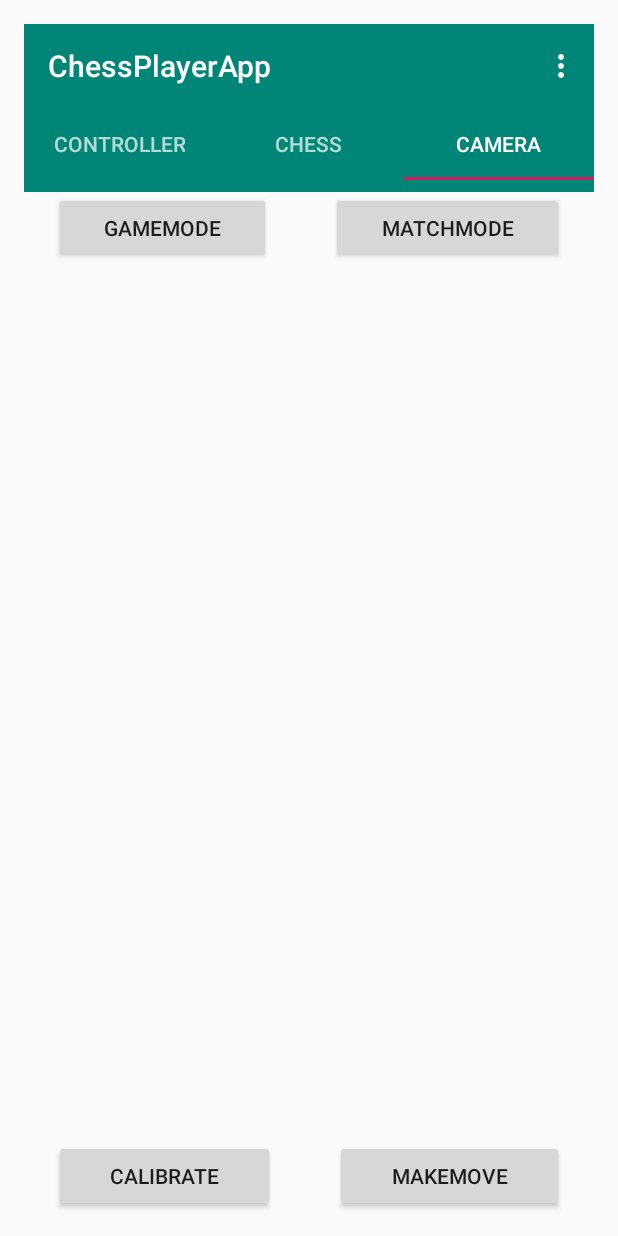
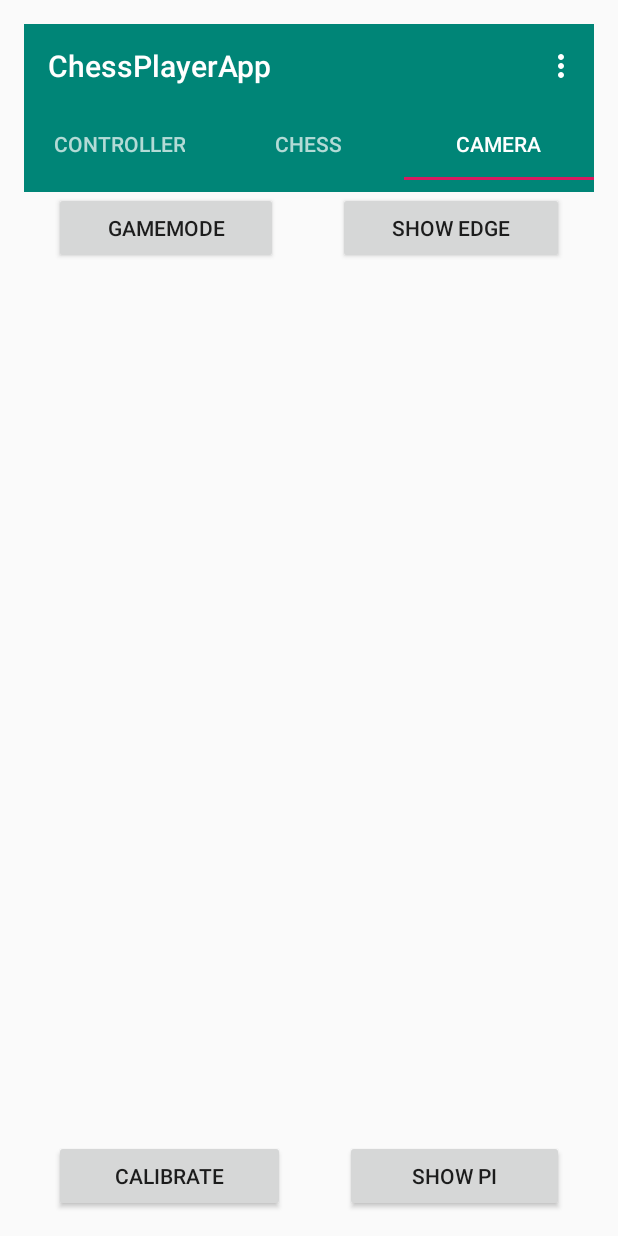
Before and after one commit to wyh5625/ChessboticApp, an Android app: the screen it shows after launch (RobotArmControllerActivity), tab 3 chosen, on a phone screen of 412 x 824 dp. Run offline under Robolectric (Android 15) with nearby library versions, the light colour scheme and no system bars; libraries missing offline, so code that uses them is left out: org.opencv.android, org.opencv.core, org.opencv.imgproc; 3 statements that could not run were skipped.

Commit message:
workable version I

```diff
--- a/app/src/main/java/com/example/ChessPlayerApp/BLE/BluetoothLeService.java
+++ b/app/src/main/java/com/example/ChessPlayerApp/BLE/BluetoothLeService.java
@@ -191,7 +191,7 @@ public class BluetoothLeService extends Service {
     public void startTimerTask(){
         timerTask = new MyTimerTask();
         timer = new Timer(true);
-        timer.scheduleAtFixedRate(timerTask, 0, 300);
+        timer.scheduleAtFixedRate(timerTask, 100, 500);
     }
     public void cancelTimerTask(){
         timer.cancel();
--- a/app/src/main/java/com/example/ChessPlayerApp/robot_arm/Chess/TheEngine.java
+++ b/app/src/main/java/com/example/ChessPlayerApp/robot_arm/Chess/TheEngine.java
@@ -29,7 +29,7 @@ import java.util.Random;
 
 public class TheEngine {
     public static boolean gameStarted = false;
-    static boolean robotArmControl = false;
+    static boolean robotArmControl = true;
     static int wKingNeverMove, wKRNeverMove,wQRNeverMove,
             bKingNeverMove,bKRNeverMove,bQRNeverMove;
     public static boolean whiteTurn, stopNow;
--- a/app/src/main/java/com/example/ChessPlayerApp/robot_arm/Controller/ControllerFragment.java
+++ b/app/src/main/java/com/example/ChessPlayerApp/robot_arm/Controller/ControllerFragment.java
@@ -42,7 +42,7 @@ public class ControllerFragment extends Fragment implements View.OnClickListener
     public static RoboticArm myRoboticArm;
 
     // Distance from chessboard to original point, block size
-    private double dist = 106;
+    private double dist = 110;
     private double block_size = 31;
     private double piece_y = 0;
 
--- a/app/src/main/java/com/example/ChessPlayerApp/robot_arm/Recognition/CameraFragment.java
+++ b/app/src/main/java/com/example/ChessPlayerApp/robot_arm/Recognition/CameraFragment.java
@@ -35,7 +35,6 @@ import androidx.fragment.app.Fragment;
 
 import static com.example.ChessPlayerApp.robot_arm.Chess.ChessFragment.getNextMove;
 import static com.example.ChessPlayerApp.robot_arm.Chess.TheEngine.terminal;
-import static com.example.ChessPlayerApp.robot_arm.Chess.TheEngine.whiteTurn;
 import static com.example.ChessPlayerApp.robot_arm.Chess.TheUserInterface.drawBoardPieces;
 
 
@@ -71,19 +70,24 @@ public class CameraFragment extends Fragment implements  CameraBridgeViewBase.Cv
     Mode ImgProMethod = Mode.HoughLine;
 
     Button caliBtn;
-    Button moveBtn;
+    Button showBtn_PI;
     Button gameModeButton;
-    Button matchModeButton;
+    Button showBtn_Edge;
+
+    boolean showPI = false;
+    boolean showEdge = false;
+    boolean showPCL = false;
 
     boolean calibrated = false;
 
 
-    public static int[][] curr_Intensity_raw = new int[8][8];
-    public static int[][] curr_Edges_raw = new int[8][8];
-    public static int[][] curr_PieceIntensity_raw = new int[8][8];
+    public static int[][] curr_Intensity = new int[8][8];
+
+    public static int[][] curr_Edges = new int[8][8];
+    public static int[][] curr_PI = new int[8][8];
     public static int[][] curr_IntensityDev_raw = new int[8][8];
 
-    public static int[][] last_PieceIntensity_raw = new int[8][8];
+    public static int[][] last_PI = new int[8][8];
 
     public static int[][] last_Intensity = new int[8][8];
     public static int[][] last_Edges = new int[8][8];
@@ -91,8 +95,10 @@ public class CameraFragment extends Fragment implements  CameraBridgeViewBase.Cv
     public static Mat ref_AOI = null;
     public static Mat AOI = null;
 
-    int[][] currIntensities = null;
-    int[][] currEdges = null;
+    public static Match mPointsAndTranf = null;
+
+    //int[][] currIntensities = null;
+
 
 
     // localtion of white piece and black piece
@@ -157,12 +163,15 @@ public class CameraFragment extends Fragment implements  CameraBridgeViewBase.Cv
             }
         });
 
-        matchModeButton = root.findViewById(R.id.btn_2);
-        matchModeButton.setOnClickListener(new View.OnClickListener(){
+        showBtn_Edge = root.findViewById(R.id.btn_2);
+        showBtn_Edge.setOnClickListener(new View.OnClickListener(){
 
             @Override
             public void onClick(View v) {
-                ImgProMethod = Mode.MatchChessBoard;
+                //ImgProMethod = Mode.MatchChessBoard;
+                showPI = false;
+                showEdge = true;
+                showPCL = false;
             }
         });
 
@@ -174,14 +183,17 @@ public class CameraFragment extends Fragment implements  CameraBridgeViewBase.Cv
             // This mode can only be used before game start, otherwise after the board occupied, the calibration gives wrong reference data of empty board.
             @Override
             public void onClick(View v) {
-                if(currEdges != null && currIntensities != null){
-                    copyIntArr(currEdges, last_Edges);
-                    copyIntArr(currIntensities, last_Intensity);
-                    copyIntArr(curr_PieceIntensity_raw, last_PieceIntensity_raw);
-                    ref_AOI = AOI;
+                ImgProMethod = Mode.CalibrateChessBoard;
+                /*
+                if(curr_Edges != null){
+                    //copyIntArr(currEdges, last_Edges);
+                    //copyIntArr(currIntensities, last_Intensity);
+                    //copyIntArr(curr_PI, last_PI);
+                    //ref_AOI = AOI;
 
                     // edited
                     // find the rotate angle, only check when the game is not started yet
+
                     if (!calibrated){
                         calibrated = true;
                         int bottomRow = 0;
@@ -190,12 +202,12 @@ public class CameraFragment extends Fragment implements  CameraBridgeViewBase.Cv
                         int rightColumn = 0;
                         // bottom and top
                         for (int j = 0; j < 8; j ++){
-                            bottomRow += curr_Intensity_raw[6][j] + curr_Intensity_raw[7][j];
-                            topRow += curr_Intensity_raw[0][j] + curr_Intensity_raw[1][j];
+                            bottomRow += curr_Intensity[6][j] + curr_Intensity[7][j];
+                            topRow += curr_Intensity[0][j] + curr_Intensity[1][j];
                         }
                         for (int i = 0; i < 8; i ++){
-                            leftColumn += curr_Intensity_raw[i][0] + curr_Intensity_raw[i][1];
-                            rightColumn += curr_Intensity_raw[i][6] + curr_Intensity_raw[i][7];
+                            leftColumn += curr_Intensity[i][0] + curr_Intensity[i][1];
+                            rightColumn += curr_Intensity[i][6] + curr_Intensity[i][7];
                         }
 
                         int dark = Math.min(Math.min(Math.min(bottomRow, topRow), leftColumn), rightColumn);
@@ -212,37 +224,27 @@ public class CameraFragment extends Fragment implements  CameraBridgeViewBase.Cv
                         //rotateArray(last_Intensity, rotate_angle);
                         //rotateArray(last_Edges, rotate_angle);
                     }
-                    Log.d("CaliAngle", "the rotate angle is: " + rotate_angle);
 
+                    //Log.d("CaliAngle", "the rotate angle is: " + rotate_angle);
                 }
+                */
+
                 lastPcl = new char[8][8];
                 updatePcl(lastPcl, TheEngine.theBoard);
                 //if (TheEngine.gameStarted)
                 printPcl(lastPcl);
 
-
-                /*
-                if(!firstClicked_cali){
-                    firstClicked_cali = true;
-                    ImgProMethod = Mode.CalibrateChessBoard;
-                }else{
-                    // calibrate mode
-                    // Do calibration, only after you see the matchBoard, edges no and intensity are well shown can you click for the second time.
-                    // Boolean Calibrate(Mat currImg)
-                    if (calibrated) {
-                        ImgProMethod = Mode.Normal;
-                        firstClicked_cali = false;
-                    }
-                }
-
-                 */
             }
         });
 
-        moveBtn = root.findViewById(R.id.btn_4);
-        moveBtn.setOnClickListener(new View.OnClickListener() {
+        showBtn_PI = root.findViewById(R.id.btn_4);
+        showBtn_PI.setOnClickListener(new View.OnClickListener() {
             @Override
             public void onClick(View v) {
+                showPI = true;
+                showEdge = false;
+                showPCL = false;
+                /*
                 // if game start, white turn,
                 if (TheEngine.whiteTurn && TheEngine.gameStarted){
                     // check pcl
@@ -257,15 +259,17 @@ public class CameraFragment extends Fragment implements  CameraBridgeViewBase.Cv
                         String query = terminal("myMove,"+myMove);
 
                         copyCharArr(currPcl, lastPcl);
-                        copyIntArr(currEdges, last_Edges);
-                        copyIntArr(currIntensities, last_Intensity);
-                        copyIntArr(curr_PieceIntensity_raw, last_PieceIntensity_raw);
+                        copyIntArr(curr_Edges, last_Edges);
+                        //copyIntArr(currIntensities, last_Intensity);
+                        copyIntArr(curr_PI, last_PI);
 
                         AIWork();
                     }else{
                         Log.d("MyMove", "Not a valid move, please try again.");
                     }
                 }
+
+                 */
             }
         });
 
@@ -369,66 +373,92 @@ public class CameraFragment extends Fragment implements  CameraBridgeViewBase.Cv
         }
     }
 
-    public Mat GameMonitor(Mat src){
-
+    public Mat CalibrateMode(Mat src){
         Mat grayMat = new Mat();
         Imgproc.cvtColor(src, grayMat, Imgproc.COLOR_BGR2GRAY);
+        List<List<Point>> boardPoints = ImageProcessor.ClusterLinesAndIntersection(grayMat);
+        Match pt = ImageProcessor.MatchChessboard(boardPoints);
 
-        // get transformMat and chessboard points
-        List<List<Point>> boardPoints = ImageProcessor.ClusterLinesAndIntersection(grayMat);
-        Match pointsAndTranf = ImageProcessor.MatchChessboard(boardPoints);
-        // get intensifies and edges
-        if (pointsAndTranf.points != null){
-            AOI = ImageProcessor.tranformInterestArea(grayMat, pointsAndTranf.tranf);
-            Mat AOI_color = ImageProcessor.tranformInterestArea(src, pointsAndTranf.tranf);
-            //Mat diff_AOI = AOI;
+        if (pt != null){
+            mPointsAndTranf = pt;
+            src = ImageProcessor.drawPoint(src, mPointsAndTranf.points);
+        }
+
+        if (mPointsAndTranf != null){
+            updateCurrEdgeAndIntensity(src);
+            // store reference edges and intensities
+            copyIntArr(curr_Edges, last_Edges);
+            //copyIntArr(currIntensities, last_Intensity);
+            copyIntArr(curr_PI, last_PI);
+        }
+
+
+        if(!calibrated)
+            calibrated = true;
+
+        return src;
+    }
+
+    public void updateCurrEdgeAndIntensity(Mat src){
+        Mat grayMat = new Mat();
+        Imgproc.cvtColor(src, grayMat, Imgproc.COLOR_BGR2GRAY);
+        AOI = ImageProcessor.tranformInterestArea(grayMat, mPointsAndTranf.tranf);
+        Mat AOI_color = ImageProcessor.tranformInterestArea(src, mPointsAndTranf.tranf);
+        //Mat diff_AOI = AOI;
             /*
             if (ref_AOI != null) {
                 Core.absdiff(AOI, ref_AOI, diff_AOI);
                 diff_AOI = normalize(diff_AOI);
             }
+            */
+        edgeFilter.update(ImageProcessor.getEdges(AOI));
+        intensityFilter.update(ImageProcessor.getIntensity(AOI));
+        pieceIntenFilter.update(ImageProcessor.getPieceIntensity(AOI_color));
+        //intenDevFilter.update(ImageProcessor.getIntensityDev(AOI));
 
-             */
+        curr_Intensity = intensityFilter.getAvg();
+        curr_Edges = edgeFilter.getAvg();
+        curr_PI = pieceIntenFilter.getAvg();
+    }
 
 
-            edgeFilter.update(ImageProcessor.getEdges(AOI));
-            intensityFilter.update(ImageProcessor.getIntensity(AOI));
-            pieceIntenFilter.update(ImageProcessor.getPieceIntensity(AOI_color));
-            intenDevFilter.update(ImageProcessor.getIntensityDev(AOI));
+    public Mat GameMonitor(Mat src){
+
+        showPCL = true;
+
+        // Using the Tranf from calibration
+        if (mPointsAndTranf != null){
+            // get intensifies and edges
+            updateCurrEdgeAndIntensity(src);
+
+            //currIntensities = curr_Intensity;
+                    //rotateArray(curr_Intensity, rotate_angle);
 
 
-
-
-            curr_Intensity_raw = intensityFilter.getAvg();
-            curr_Edges_raw = edgeFilter.getAvg();
-            curr_PieceIntensity_raw = pieceIntenFilter.getAvg();
-            curr_IntensityDev_raw = intenDevFilter.getAvg();
-
-
-
-
-            currIntensities = curr_Intensity_raw;
-                    //rotateArray(curr_Intensity_raw, rotate_angle);
-            currEdges = curr_Edges_raw;
-            //rotateArray(curr_Edges_raw, rotate_angle);
+            //rotateArray(curr_Edges, rotate_angle);
 
             //printPcl(lastPcl);
-            printIntArr(currEdges);
-            printIntArr(currIntensities);
+            printIntArr(curr_Edges);
+            //printIntArr(currIntensities);
 
-            src = ImageProcessor.drawPoint(src, pointsAndTranf.points);
+            src = ImageProcessor.drawPoint(src, mPointsAndTranf.points);
             //AOI = ImageProcessor.Canny2(AOI);
             //AOI.copyTo(src);
             //last_Intensity = intensities;
             //last_Edges = edges;
             if (calibrated){
-                currPcl = ImageProcessor.getPieceColor(currEdges, last_Edges, curr_PieceIntensity_raw, last_PieceIntensity_raw, curr_IntensityDev_raw, lastPcl);
+                currPcl = ImageProcessor.getPieceColor(curr_Edges, last_Edges, curr_PI, last_PI, curr_IntensityDev_raw, lastPcl, curr_Intensity);
                 printPcl(currPcl);
                 // Show currPcl on mat
                 for(int i = 0; i < 8; i ++)
                     for(int j = 0; j < 8; j ++){
-                        Imgproc.putText(src, " "+ currPcl[i][j], pointsAndTranf.points[i+1][j], Core.FONT_HERSHEY_COMPLEX, 0.6, new Scalar(255,255, 255,255), 1);
-                        //Imgproc.putText(src, ""+ currIntensities[i][j], pointsAndTranf.points[i][j+1], Core.FONT_HERSHEY_COMPLEX, 0.6, new Scalar(255,255, 255,255), 1);
+                        if(showPCL)
+                            Imgproc.putText(src, " "+ currPcl[i][j], mPointsAndTranf.points[i+1][j], Core.FONT_HERSHEY_COMPLEX, 0.6, new Scalar(255,255, 255,255), 1);
+                        else if(showPI)
+                            Imgproc.putText(src, " "+ lastPcl[i][j], mPointsAndTranf.points[i+1][j], Core.FONT_HERSHEY_COMPLEX, 0.6, new Scalar(255,255, 255,255), 1);
+                        else if(showEdge)
+                            Imgproc.putText(src, " "+ curr_Intensity[i][j], mPointsAndTranf.points[i+1][j], Core.FONT_HERSHEY_COMPLEX, 0.6, new Scalar(255,255, 255,255), 1);
+                        //Imgproc.putText(src, ""+ currIntensities[i][j], mPointsAndTranf.points[i][j+1], Core.FONT_HERSHEY_COMPLEX, 0.6, new Scalar(255,255, 255,255), 1);
                         //Log.d("Info", " E: "+ currEdges[i][j] + ", I: " + currIntensities[i][j]);
                     }
                 if (ChessFragment.wTurn){
@@ -439,17 +469,18 @@ public class CameraFragment extends Fragment implements  CameraBridgeViewBase.Cv
                         //currPcl[6][7] = '*';
                         //currPcl[5][7] = 'w';
                         String myMove = MoveCalculator.getMove(lastPcl, currPcl);
-                        //printPcl(lastPcl);
-                        //printPcl(currPcl);
+                        printPcl(lastPcl);
+                        printPcl(currPcl);
                         Log.d("MyMove", "move: " + myMove);
                         if (myMove != "" && validMove(myMove)){
+                            Log.d("MyMove","White turn: It's a valid move.");
                             String query = terminal("myMove,"+myMove);
 
                             copyCharArr(currPcl, lastPcl);
 
-                            copyIntArr(curr_PieceIntensity_raw, last_PieceIntensity_raw);
-                            copyIntArr(currEdges, last_Edges);
-                            copyIntArr(currIntensities, last_Intensity);
+                            copyIntArr(curr_PI, last_PI);
+                            copyIntArr(curr_Edges, last_Edges);
+                            //copyIntArr(currIntensities, last_Intensity);
 
 
                             AIWork();
@@ -460,10 +491,11 @@ public class CameraFragment extends Fragment implements  CameraBridgeViewBase.Cv
                     // calculate its move
                 }else if(!ChessFragment.wTurn){
                     if (matchPclwithTheBoard(currPcl, TheEngine.theBoard)){
-                        copyIntArr(curr_PieceIntensity_raw, last_PieceIntensity_raw);
-                        copyIntArr(currEdges, last_Edges);
-                        copyIntArr(currIntensities, last_Intensity);
-                        copyCharArr(currPcl, lastPcl);
+                        copyIntArr(curr_PI, last_PI);
+                        copyIntArr(curr_Edges, last_Edges);
+                        //copyIntArr(currIntensities, last_Intensity);
+                        updatePcl(lastPcl, TheEngine.theBoard);
+                        //copyCharArr(currPcl, lastPcl);
 
                         ChessFragment.wTurn = !ChessFragment.wTurn;
 
@@ -588,6 +620,10 @@ public class CameraFragment extends Fragment implements  CameraBridgeViewBase.Cv
                 src = GameMonitor(src);
                 break;
 
+            case CalibrateChessBoard:
+                src = CalibrateMode(src);
+                break;
+
             case MatchChessBoard:
                 Point[][] chessPoints  = ImageProcessor.MatchChessboard(ImageProcessor.ClusterLinesAndIntersection(grayMat)).points;
                 src = ImageProcessor.drawPoint(src, chessPoints);
@@ -601,6 +637,7 @@ public class CameraFragment extends Fragment implements  CameraBridgeViewBase.Cv
                 //Imgproc.cvtColor(mRgba, grayMat, Imgproc.COLOR_BGR2GRAY);
                 Mat lines = ImageProcessor.HoughLines(grayMat);
                 src = ImageProcessor.drawLines(src, lines);
+                break;
         }
 
         //Log.d("CameraTest", "It capture frame.");
--- a/app/src/main/res/layout/fragment_camera.xml
+++ b/app/src/main/res/layout/fragment_camera.xml
@@ -27,7 +27,7 @@
             android:layout_height="match_parent"
             android:layout_marginHorizontal="20dp"
             android:layout_weight="1"
-            android:text="MatchMode" />
+            android:text="Show Edge" />
 
 
     </LinearLayout>
@@ -66,7 +66,7 @@
             android:layout_height="match_parent"
             android:layout_marginHorizontal="20dp"
             android:layout_weight="1"
-            android:text="MakeMove" />
+            android:text="Show PI" />
     </LinearLayout>
 <!--
     <SeekBar
```
Also changed, not shown: app/src/main/java/com/example/ChessPlayerApp/chessboardcamera/ImageProcessor.java (+26 -14 lines), app/src/main/java/com/example/ChessPlayerApp/robot_arm/Controller/RoboticArm.java (+12 -6 lines).
